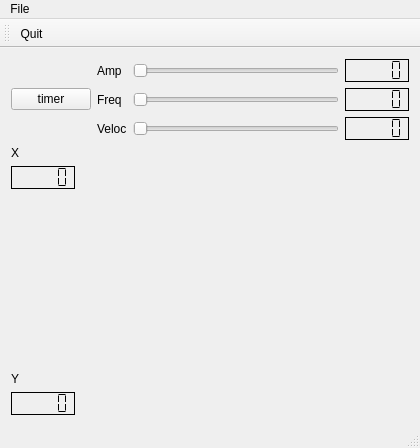
First picture: the form in helloqt/mainwindow.ui, repository agostinhobritojr/dca1202, before the edit.
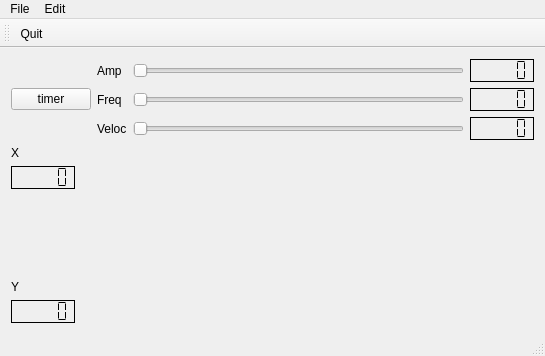
Second picture: the form after the edit. Icons and pictures are not drawn. Custom widgets are drawn as their Qt base class.

```diff
--- a/helloqt/mainwindow.ui
+++ b/helloqt/mainwindow.ui
@@ -6,8 +6,8 @@
    <rect>
     <x>0</x>
     <y>0</y>
-    <width>420</width>
-    <height>448</height>
+    <width>545</width>
+    <height>356</height>
    </rect>
   </property>
   <property name="windowTitle">
@@ -170,7 +170,7 @@
     <rect>
      <x>0</x>
      <y>0</y>
-     <width>420</width>
+     <width>545</width>
      <height>22</height>
     </rect>
    </property>
@@ -180,7 +180,14 @@
     </property>
     <addaction name="actionQuit"/>
    </widget>
+   <widget class="QMenu" name="menuEdit">
+    <property name="title">
+     <string>Edit</string>
+    </property>
+    <addaction name="actionMudaCor"/>
+   </widget>
    <addaction name="menuFile"/>
+   <addaction name="menuEdit"/>
   </widget>
   <widget class="QToolBar" name="mainToolBar">
    <attribute name="toolBarArea">
```
Left out of the diff: 5 changed lines with no effect on the pictures.
